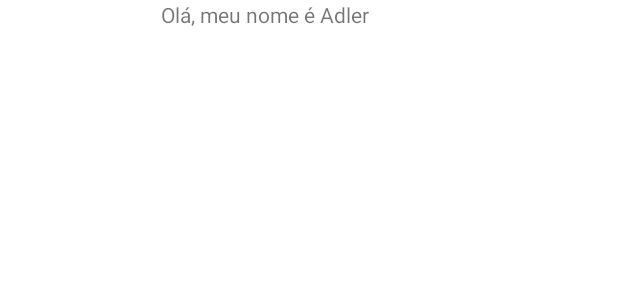
After one commit to coelhoadler/listiha, an Android app: the layout activity_main.xml on its own in the app's theme, with its tools: preview values and no code run, on a phone screen of 412 x 824 dp. The commit adds this screen. Shown: the top 300 px of the screen. Run offline under Robolectric (Android 15) with nearby library versions, the phone set to English and light mode, and no system bars.

Commit message:
feat:(layout) implemetando arquivo xml de layout

```diff
--- a/app/src/main/java/br/com/alura/listinha/MainActivity.kt
+++ b/app/src/main/java/br/com/alura/listinha/MainActivity.kt
@@ -2,14 +2,14 @@ package br.com.alura.listinha
 
 import android.app.Activity
 import android.os.Bundle
-import android.os.PersistableBundle
-import android.widget.Toast
+import android.widget.TextView
 
 class MainActivity : Activity() {
 
     override fun onCreate(savedInstanceState: Bundle?) {
         super.onCreate(savedInstanceState)
-        Toast.makeText(this, "Mariana te amo <3", Toast.LENGTH_LONG).show()
+        // Toast.makeText(this, "Mariana te amo <3", Toast.LENGTH_LONG).show()
+        setContentView(R.layout.activity_main)
     }
 
 }
--- /dev/null
+++ b/app/src/main/res/layout/activity_main.xml
@@ -0,0 +1,17 @@
+<?xml version="1.0" encoding="utf-8"?>
+<androidx.constraintlayout.widget.ConstraintLayout xmlns:android="http://schemas.android.com/apk/res/android"
+    xmlns:app="http://schemas.android.com/apk/res-auto"
+    xmlns:tools="http://schemas.android.com/tools"
+    android:layout_width="match_parent"
+    android:layout_height="match_parent">
+
+    <TextView
+        android:id="@+id/textView"
+        android:layout_width="197dp"
+        android:layout_height="21dp"
+        android:text="Olá, meu nome é Adler"
+        app:layout_constraintEnd_toEndOf="parent"
+        app:layout_constraintHorizontal_bias="0.5"
+        app:layout_constraintStart_toStartOf="parent"
+        app:layout_constraintTop_toTopOf="parent" />
+</androidx.constraintlayout.widget.ConstraintLayout>
```
